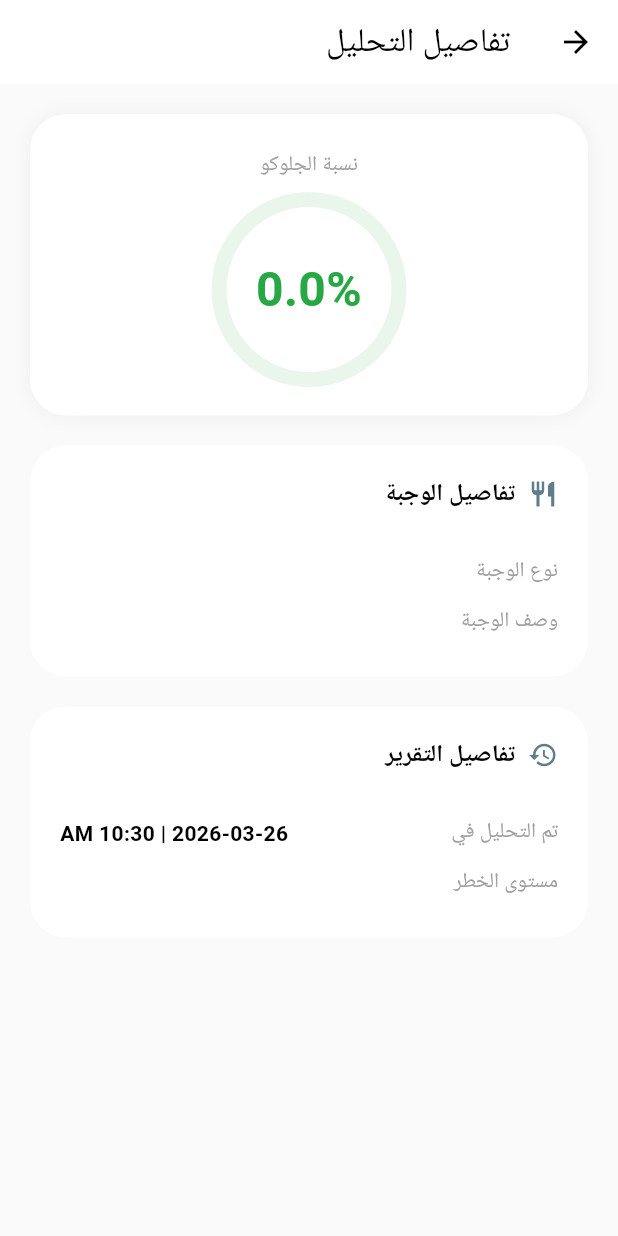
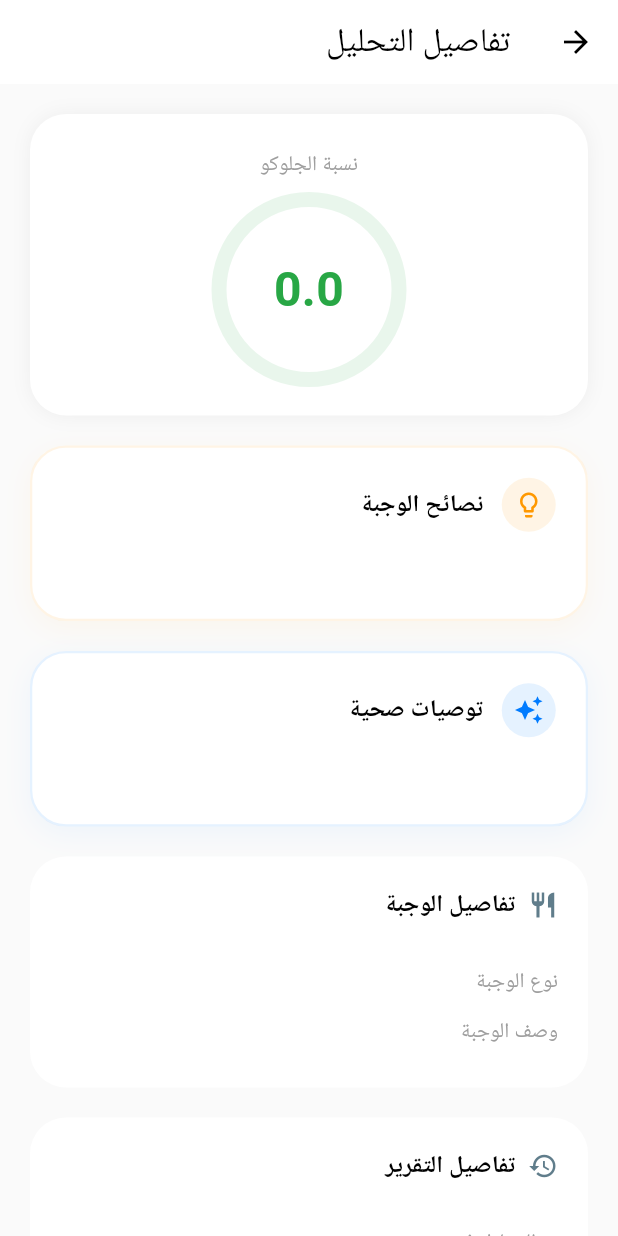
Before and after one commit to AJ-King-hash/GlucoTrack, a Flutter app: the ArchiveDetailsPage screen opened directly with empty values, on a phone screen of 412 x 824 dp. Run offline on Flutter 3.47's test engine with Material 3 defaults, Android fonts, the phone set to English and light mode, and no system bars; our stand-ins replace dio, equatable, firebase_core, firebase_messaging, flutter_bloc, flutter_local_notifications and 10 more; accounts and stored records are empty; network calls fail.

Commit message:
updated from frontend

```diff
--- a/frontend/lib/core/localization/locale_cubit.dart
+++ b/frontend/lib/core/localization/locale_cubit.dart
@@ -43,6 +43,8 @@ class LocaleCubit extends Cubit<LocaleState> {
       "home": "Home",
       "chat_gpt": "Chat Gpt",
       "archives": "Archives",
+      "recommendations": "Health Recommendations",
+      "meal_tips": "Proactive Meal Tips",
       "settings": "Settings",
       "year": "Year",
       "kg": "Kg",
@@ -65,7 +67,6 @@ class LocaleCubit extends Cubit<LocaleState> {
           "Empowering diabetes patients to manage their daily health in a smart and safe way, with precise tracking and an easy-to-use interface.",
       "about_app": "About App",
       "developed": "Developed by GlucoTrack Team",
-      "all": " All rights reserved 2026©",
       "version": "Version 1.0.0",
       "language": "English",
       "notfound": "No Archives Yet ",
@@ -152,6 +153,15 @@ class LocaleCubit extends Cubit<LocaleState> {
       "archives_page_title": "My Analysis Records",
       "analysis_details": "Analysis Details",
       "new_conversation": "New Conversation",
+      "filter_by_risk": "Filter by Risk",
+      "sort_by": "Sort by",
+      "low_risk": "Low Risk",
+      "medium_risk": "Medium Risk",
+      "high_risk": "High Risk",
+      "date_newest": "Newest First",
+      "date_oldest": "Oldest First",
+      "gluco_high": "Highest Sugar",
+      "gluco_low": "Lowest Sugar",
       "archives_error_message": "Failed to load archives",
       "archives_empty_message": "No analysis records found",
       "reminders": "Reminders",
@@ -256,6 +266,18 @@ class LocaleCubit extends Cubit<LocaleState> {
       "home": "الرئيسية",
       "chat_gpt": "شات",
       "archives": "السجلات",
+      "filter_by_risk": "تصفية حسب المخاطر",
+      "sort_by": "ترتيب حسب",
+      "all": "الكل",
+      "low_risk": "مخاطر منخفضة",
+      "medium_risk": "مخاطر متوسطة",
+      "high_risk": "مخاطر عالية",
+      "date_newest": "الأحدث أولاً",
+      "date_oldest": "الأقدم أولاً",
+      "gluco_high": "أعلى سكر",
+      "gluco_low": "أقل سكر",
+      "recommendations": "توصيات صحية",
+      "meal_tips": "نصائح الوجبة",
       "settings": "الاعدادات",
       "year": "سنة",
       "kg": "كغ",
@@ -278,7 +300,6 @@ class LocaleCubit extends Cubit<LocaleState> {
           "تمكين مرضى السكري من إدارة صحتهم اليومية بطريقة ذكية وآمنة، مع متابعة دقيقة وواجهة سهلة الاستخدام",
       "about_app": "عن التطبيق",
       "developed": "تم التطوير بواسطة GlucoTrack Team",
-      "all": "© 2026 جميع الحقوق محفوظة",
       "version": "الإصدار 1.0.0",
       "language": "العربية",
       "notfound": "لا توجد سجلات بعد ",
@@ -301,6 +322,7 @@ class LocaleCubit extends Cubit<LocaleState> {
       "medical_info": "المعلومات الطبية",
       "archives_page_title": "سجلات تحليلية",
       "analysis_details": "تفاصيل التحليل",
+
       "meal_details": "تفاصيل الوجبة",
       "meal_type": "نوع الوجبة",
       "meal_description": "وصف الوجبة",
@@ -338,7 +360,7 @@ class LocaleCubit extends Cubit<LocaleState> {
       "create_new_risk": "إنشاء مخاطر جديدة",
       "update_risk": "تحديث المخاطر",
       "weight": "الوزن (كجم)",
-      "height": "نشاط عالي",
+      "height": "(م) الطول",
       "sugar_pregnancy": "سكر الحمل",
       "smoking": "التدخين",
       "genetic_disease": "مرض جيني",
--- a/frontend/lib/features/archives/data/model/archives_model.dart
+++ b/frontend/lib/features/archives/data/model/archives_model.dart
@@ -5,6 +5,8 @@ class ArchiveModel {
   final double glucoPercent;
   final DateTime analysedAt;
   final String riskResult;
+  final String? recommendations;
+  final String? mealTips;
   final MealModel meal;
 
   ArchiveModel({
@@ -12,6 +14,8 @@ class ArchiveModel {
     required this.glucoPercent,
     required this.analysedAt,
     required this.riskResult,
+    this.recommendations,
+    this.mealTips,
     required this.meal,
   });
 
@@ -21,6 +25,8 @@ class ArchiveModel {
       glucoPercent: (json['gluco_percent']),
       analysedAt: DateTime.parse(json['analysed_at']),
       riskResult: json['risk_result'],
+      recommendations: json['recommendations'],
+      mealTips: json['meal_tips'],
       meal: MealModel.fromJson(json['meal']),
     );
   }
@@ -43,6 +49,8 @@ class ArchiveModel {
       'gluco_percent': glucoPercent,
       'analysed_at': analysedAt.toIso8601String(),
       'risk_result': riskResult,
+      "recommendations": recommendations,
+      "meal_tips": mealTips,
       'meal': meal.toJson(),
     };
   }
--- a/frontend/lib/features/archives/presentaiton/view/archive_details_page.dart
+++ b/frontend/lib/features/archives/presentaiton/view/archive_details_page.dart
@@ -31,10 +31,13 @@ class ArchiveDetailsPage extends StatelessWidget {
       appBar: AppBar(
         title: Text(locale.translate('analysis_details')),
         elevation: 0,
+        backgroundColor: Colors.white,
+        foregroundColor: Colors.black,
       ),
       body: SingleChildScrollView(
-        // Best practice to prevent overflow
+        physics: const BouncingScrollPhysics(),
         padding: const EdgeInsets.all(20),
+
         child: Column(
           children: [
             // 1. The Hero Percentage Header
@@ -42,7 +45,28 @@ class ArchiveDetailsPage extends StatelessWidget {
 
             const SizedBox(height: 20),
 
-            // 2. Meal Information Section
+            // 1. NEW: Proactive Meal Tips
+            _buildInsightSection(
+              title: locale.translate('meal_tips'),
+              content: archive.mealTips ?? 'No specific tips for this meal',
+              icon: Icons.lightbulb_outline,
+              accentColor: Colors.orange,
+            ),
+
+            const SizedBox(height: 20),
+
+            // 2. NEW: Health Recommendations (AI Insight)
+            _buildInsightSection(
+              title: locale.translate('recommendations'),
+              content:
+                  archive.recommendations ?? 'No recommendations available',
+              icon: Icons.auto_awesome, // Represents AI/Smart insight
+              accentColor: AppColor.info,
+            ),
+
+            const SizedBox(height: 20),
+
+            // 4. Meal Information Section
             _buildInfoSection(
               title: locale.translate('meal_details'),
               icon: Icons.restaurant,
@@ -60,7 +84,7 @@ class ArchiveDetailsPage extends StatelessWidget {
 
             const SizedBox(height: 20),
 
-            // 3. Time and Metadata Section
+            // 5. Time and Metadata Section
             _buildInfoSection(
               title: locale.translate('report_metadata'),
               icon: Icons.history,
@@ -78,12 +102,74 @@ class ArchiveDetailsPage extends StatelessWidget {
                 ),
               ],
             ),
+            const SizedBox(height: 40),
           ],
         ),
       ),
     );
   }
 
+  // Modern Insight Section for Recommendations and Tips
+  Widget _buildInsightSection({
+    required String title,
+    required String content,
+    required IconData icon,
+    required Color accentColor,
+  }) {
+    return Container(
+      width: double.infinity,
+      padding: const EdgeInsets.all(20),
+      decoration: BoxDecoration(
+        color: Colors.white,
+        borderRadius: BorderRadius.circular(24),
+        border: Border.all(color: accentColor.withOpacity(0.1), width: 1.5),
+        boxShadow: [
+          BoxShadow(
+            color: accentColor.withOpacity(0.05),
+            blurRadius: 15,
+            offset: const Offset(0, 5),
+          ),
+        ],
+      ),
+      child: Column(
+        crossAxisAlignment: CrossAxisAlignment.start,
+        children: [
+          Row(
+            children: [
+              Container(
+                padding: const EdgeInsets.all(8),
+                decoration: BoxDecoration(
+                  color: accentColor.withOpacity(0.1),
+                  shape: BoxShape.circle,
+                ),
+                child: Icon(icon, color: accentColor, size: 20),
+              ),
+              const SizedBox(width: 12),
+              Text(
+                title,
+                style: const TextStyle(
+                  fontSize: 16,
+                  fontWeight: FontWeight.bold,
+                  letterSpacing: 0.5,
+                ),
+              ),
+            ],
+          ),
+          const SizedBox(height: 16),
+          Text(
+            content,
+            style: TextStyle(
+              fontSize: 14,
+              color: Colors.blueGrey[800],
+              height: 1.5, // Better readability for long text
+            ),
+          ),
+        ],
+      ),
+    );
+  }
+
+  // Rest of your existing helper methods (_buildHeroHeader, _buildInfoSection, etc.)
   Widget _buildHeroHeader(Color statusColor, LocaleCubit locale) {
     return Container(
       width: double.infinity,
@@ -92,10 +178,7 @@ class ArchiveDetailsPage extends StatelessWidget {
         color: Colors.white,
         borderRadius: BorderRadius.circular(24),
         boxShadow: [
-          BoxShadow(
-            color: Colors.black.withValues(alpha: 0.05),
-            blurRadius: 10,
-          ),
+          BoxShadow(color: Colors.black.withOpacity(0.05), blurRadius: 10),
         ],
       ),
       child: Column(
@@ -108,7 +191,6 @@ class ArchiveDetailsPage extends StatelessWidget {
             ),
           ),
           const SizedBox(height: 12),
-          // Circular visual indicator
           Stack(
             alignment: Alignment.center,
             children: [
@@ -116,14 +198,16 @@ class ArchiveDetailsPage extends StatelessWidget {
                 height: 120,
                 width: 120,
                 child: CircularProgressIndicator(
-                  value: archive.glucoPercent,
+                  // Note: Ensure archive.glucoPercent is 0.0 to 1.0 for the indicator
+                  // If it's a raw number like 1300, you need to normalize it
+                  value: archive.glucoPercent / 100,
                   strokeWidth: 10,
                   color: statusColor,
-                  backgroundColor: statusColor.withValues(alpha: 0.1),
+                  backgroundColor: statusColor.withOpacity(0.1),
                 ),
               ),
               Text(
-                "${archive.glucoPercent.toStringAsFixed(1)}%",
+                "${archive.glucoPercent.toStringAsFixed(1)}",
                 style: TextStyle(
                   fontSize: 32,
                   fontWeight: FontWeight.bold,
--- a/frontend/lib/features/home/presentation/view/edit_profile_page.dart
+++ b/frontend/lib/features/home/presentation/view/edit_profile_page.dart
@@ -29,7 +29,6 @@ class _EditProfilePageState extends State<EditProfilePage> {
 
   @override
   void initState() {
-    context.read<UserCubit>().getUser();
     super.initState();
     if (widget.userModel != null) {
       print("user exist: " + widget.userModel.toString());
@@ -37,15 +36,29 @@ class _EditProfilePageState extends State<EditProfilePage> {
       emailController.text = widget.userModel!.email;
       selectedGender = widget.userModel!.gender;
     } else {
+      // Check if user data is already loaded in the Cubit
+      final currentState = context.read<UserCubit>().state;
+      if (currentState is UserLoaded) {
+        final user = currentState.userModel;
+        nameController.text = user.name;
+        emailController.text = user.email;
+        selectedGender = user.gender;
+      }
+      // Also listen for future updates
       _userSubscription = context.read<UserCubit>().stream.listen((state) {
-        if (state is UserLoaded && state.userModel != null) {
+        if (state is UserLoaded) {
           final user = state.userModel;
-          print("user fetched: " + user.toString());
           nameController.text = user.name;
           emailController.text = user.email;
-          selectedGender = user.gender;
+          setState(() {
+            selectedGender = user.gender;
+          });
         }
       });
+      // Fetch user data if not already loaded
+      if (currentState is! UserLoaded) {
+        context.read<UserCubit>().getUser();
+      }
     }
   }
 
--- a/frontend/lib/features/risk/presentation/manager/risk_cubit.dart
+++ b/frontend/lib/features/risk/presentation/manager/risk_cubit.dart
@@ -40,8 +40,8 @@ class RiskCubit extends Cubit<RiskState> {
       (createdRisk) async {
         ToastUtility.showSuccess("Risk created successfully");
         GetIt.I<GlobalRefresher>().triggerGlobalRefresh();
-        // Auto-fetch after creation to ensure data is fresh from server
-        await getRisk(0);
+        // Emit the created risk directly without fetching again
+        emit(RiskCreated(createdRisk));
       },
     );
   }
@@ -75,8 +75,8 @@ class RiskCubit extends Cubit<RiskState> {
       (updatedRisk) async {
         ToastUtility.showSuccess("Risk updated successfully");
         GetIt.I<GlobalRefresher>().triggerGlobalRefresh();
-        // Auto-fetch after update to ensure data is fresh from server
-        await getRisk(0);
+        // Emit the updated risk directly without fetching again
+        emit(RiskUpdated(updatedRisk));
       },
     );
   }
--- a/frontend/lib/features/risk/presentation/view/risk_page.dart
+++ b/frontend/lib/features/risk/presentation/view/risk_page.dart
@@ -107,9 +107,10 @@ class _RiskPageState extends State<RiskPage> {
           }
         },
       ),
-      floatingActionButton: FloatingActionButton(
-        onPressed: () => _showCreateRiskDialog(context),
-        child: const Icon(Icons.add),
+      floatingActionButton: BlocBuilder<RiskCubit, RiskState>(
+        builder: (context, state) {
+          return _buildFloatingActionButton(context, state);
+        },
       ),
     );
   }
@@ -123,6 +124,18 @@ class _RiskPageState extends State<RiskPage> {
             child: const CreateRiskDialog(),
           ),
     );
+  }
+
+  Widget _buildFloatingActionButton(BuildContext context, RiskState state) {
+    // Only show the add button when no risk exists for the user
+    if (state is RiskLoaded && state.risk == null) {
+      return FloatingActionButton(
+        onPressed: () => _showCreateRiskDialog(context),
+        child: const Icon(Icons.add),
+      );
+    }
+    // Hide the button when a risk already exists
+    return const SizedBox.shrink();
   }
 }
 
```
